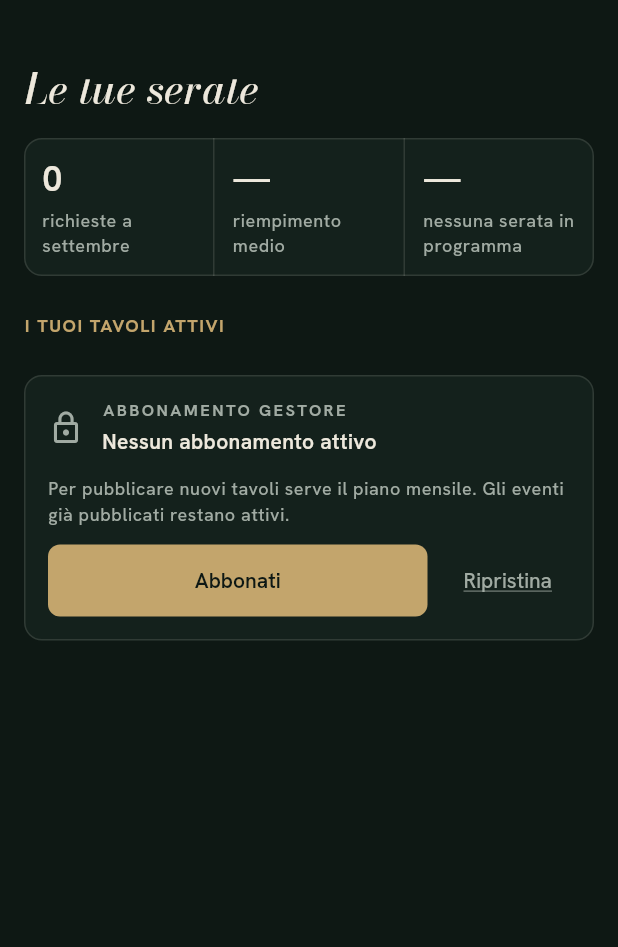
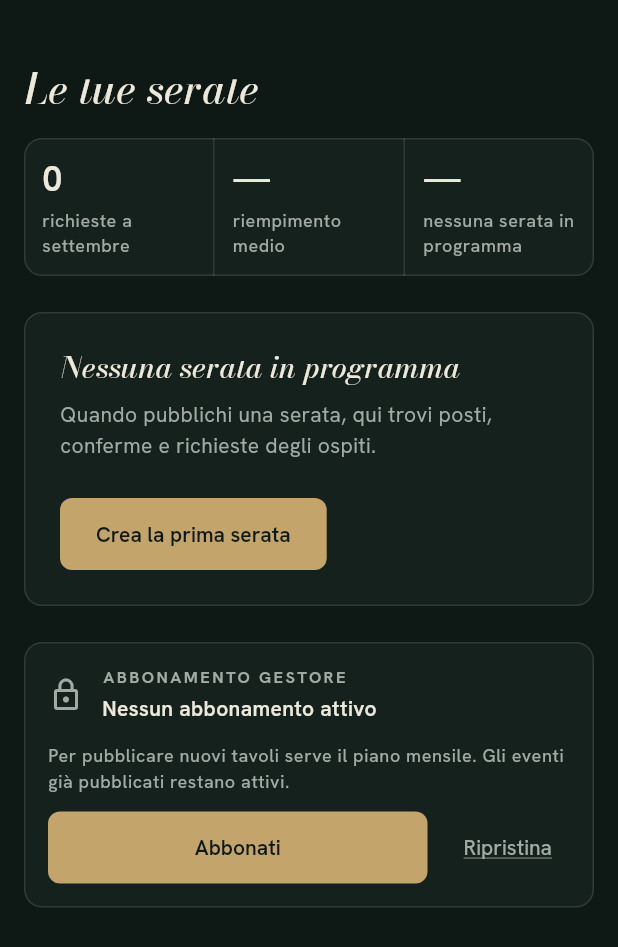
Before and after one commit to Fuchs665/Ecora-2.0, a Flutter app: the ClubDashboardScreen screen opened directly with empty values, on a phone screen of 412 x 824 dp. Shown: the top 947 px of the screen. Run offline on Flutter 3.47's test engine with Material 3 defaults, Android fonts, the phone set to English and light mode, and no system bars; our stand-ins replace firebase_core, firebase_messaging, image_picker, in_app_purchase, local_auth, supabase_flutter; accounts and stored records are empty.

Commit message:
feat(dashboard): skeleton in caricamento e stato vuoto con prima serata (Blocco C.2)
Le quattro letture iniziali della dashboard gestore partono insieme e,
finché non finiscono tutte (anche in errore), uno skeleton con gli
stessi ingombri di fascia metriche e righe serata prende il posto di
tutto ciò che deriva dai dati, card abbonamento compresa. La pulsazione
si ferma con "rimuovi animazioni".

Senza serate del gestore compare "Nessuna serata in programma" con
"Crea la prima serata", che passa dallo stesso controllo abbonamento
del pulsante "+".

Co-Authored-By: Claude Opus 5.5 <noreply@anthropic.com>
Claude-Session: https://claude.ai/code/session_01ERTwWp2VCsXzPraF73n5BT

```diff
--- a/lib/gestore_dashboard.dart
+++ b/lib/gestore_dashboard.dart
@@ -4,6 +4,7 @@ import 'package:image_picker/image_picker.dart';
 import 'main.dart';
 import 'attendance.dart';
 import 'client_navigation_hub.dart' show ChatRoomCard;
+import 'dashboard_skeleton.dart';
 import 'gestore_metrics.dart';
 import 'profile_gallery.dart';
 import 'subscription_panel.dart';
@@ -23,13 +24,36 @@ class _GestoreDashboardState extends State<GestoreDashboard> {
       0; // 0 = Owner Feed, 1 = Guest Inspector, 3 = Chats/Messages, 4 = Club Profile
   bool _showCreateForm = false;
 
+  /// Vero finché le letture iniziali non sono finite (Blocco C.2): la
+  /// dashboard mostra lo skeleton invece di "0", "—" e il vuoto.
+  bool _loading = true;
+
   @override
   void initState() {
     super.initState();
-    EcoraDataService.instance.fetchEvents();
-    EcoraDataService.instance.fetchHostRequests();
-    EcoraDataService.instance.fetchBlockedUsers();
-    EcoraSubscriptionService.instance.refreshStatus();
+    _loadDashboard();
+  }
+
+  /// Le quattro letture iniziali, in parallelo. Lo skeleton si spegne anche
+  /// se falliscono: oggi le fetch inghiottono gli errori, quindi un errore
+  /// di rete finisce nello stato vuoto come se non ci fossero serate.
+  Future<void> _loadDashboard() async {
+    try {
+      await Future.wait([
+        EcoraDataService.instance.fetchEvents(),
+        EcoraDataService.instance.fetchHostRequests(),
+        EcoraDataService.instance.fetchBlockedUsers(),
+        EcoraSubscriptionService.instance.refreshStatus(),
+      ]);
+    } catch (e) {
+      debugPrint("Errore nel caricamento della dashboard: $e");
+    } finally {
+      if (mounted) {
+        setState(() {
+          _loading = false;
+        });
+      }
+    }
   }
 
   /// Gate UI sulla creazione evento: senza abbonamento attivo si apre il
@@ -76,12 +100,14 @@ class _GestoreDashboardState extends State<GestoreDashboard> {
                 host: hostProfile,
                 events: events,
                 requests: requests,
+                loading: _loading,
                 onSelectRequestInspector: () {
                   setState(() {
                     _selectedTab = 1;
                     _showCreateForm = false;
                   });
                 },
+                onCreateEvent: _tryOpenCreateForm,
               );
             },
           ),
@@ -230,12 +256,21 @@ class ClubDashboardScreen extends StatelessWidget {
   final List<SupabaseParticipationRequest> requests;
   final VoidCallback onSelectRequestInspector;
 
+  /// Letture iniziali in corso: skeleton al posto dei dati (Blocco C.2).
+  final bool loading;
+
+  /// Apre la creazione serata, con lo stesso controllo dell'abbonamento
+  /// del pulsante "+". Usato dallo stato vuoto.
+  final VoidCallback onCreateEvent;
+
   const ClubDashboardScreen({
     Key? key,
     required this.host,
     required this.events,
     required this.requests,
     required this.onSelectRequestInspector,
+    required this.onCreateEvent,
+    this.loading = false,
   }) : super(key: key);
 
   /// "ARCADIA CLUB · BOLOGNA": nome del locale e città, se nota.
@@ -300,6 +335,14 @@ class ClubDashboardScreen extends StatelessWidget {
             Text("Le tue serate", style: textTheme.displayMedium),
             const SizedBox(height: EcoraSpace.s16),
 
+            // Finché le letture iniziali non finiscono (Blocco C.2) lo
+            // skeleton prende il posto di tutto ciò che deriva dai dati: i
+            // notifier si aggiornano uno alla volta (e dopo un logout hanno
+            // ancora quelli della sessione precedente), e l'abbonamento
+            // sembrerebbe scaduto finché refreshStatus non risponde.
+            if (loading)
+              const DashboardSkeleton()
+            else ...[
               // Tre numeri prima di ogni altra cosa (Blocco C.1).
               GestoreMetricsStrip(metrics: metrics),
               const SizedBox(height: EcoraSpace.s24),
@@ -390,6 +433,11 @@ class ClubDashboardScreen extends StatelessWidget {
                 const SizedBox(height: EcoraSpace.s16),
               ],
 
+              // Nessuna serata ancora: la strada verso la prima (Blocco C.2).
+              if (hostEvents.isEmpty) ...[
+                _NoEventsCard(onCreateEvent: onCreateEvent),
+                const SizedBox(height: EcoraSpace.s24),
+              ] else ...[
                 const Text(
                   "I TUOI TAVOLI ATTIVI",
                   style: TextStyle(
@@ -480,10 +528,49 @@ class ClubDashboardScreen extends StatelessWidget {
                   );
                 }).toList(),
                 const SizedBox(height: EcoraSpace.s12),
+              ],
 
               // Abbonamento declassato (Blocco C.1): riga discreta se attivo,
               // card con acquisto se non attivo.
               const SubscriptionStatusCard(),
+            ],
+          ],
+        ),
+      ),
+    );
+  }
+}
+
+/// Stato vuoto della dashboard (Blocco C.2): il gestore non ha ancora
+/// serate. Porta diritto alla creazione della prima.
+class _NoEventsCard extends StatelessWidget {
+  final VoidCallback onCreateEvent;
+
+  const _NoEventsCard({required this.onCreateEvent});
+
+  @override
+  Widget build(BuildContext context) {
+    final textTheme = Theme.of(context).textTheme;
+    return Card(
+      child: Padding(
+        padding: const EdgeInsets.all(EcoraSpace.s24),
+        child: Column(
+          crossAxisAlignment: CrossAxisAlignment.start,
+          children: [
+            Text("Nessuna serata in programma", style: textTheme.titleLarge),
+            const SizedBox(height: EcoraSpace.s8),
+            Text(
+              "Quando pubblichi una serata, qui trovi posti, conferme e "
+              "richieste degli ospiti.",
+              style: textTheme.bodyMedium?.copyWith(
+                color: EcoraColors.inkMuted,
+              ),
+            ),
+            const SizedBox(height: EcoraSpace.s24),
+            ElevatedButton(
+              onPressed: onCreateEvent,
+              child: const Text("Crea la prima serata"),
+            ),
           ],
         ),
       ),
```
Also changed, not shown: lib/dashboard_skeleton.dart (added, +202 -0 lines), 2 other files. Lines whose indentation alone changed are shown as unchanged.
